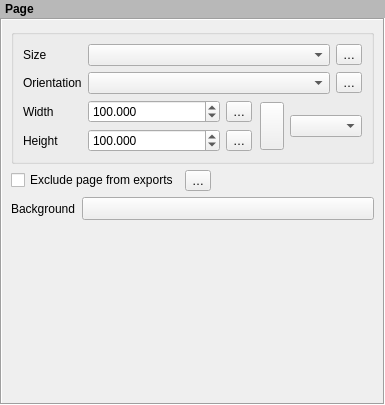
Before: the Qt Designer form src/ui/layout/qgslayoutpagepropertieswidget.ui in qgis/QGIS, drawn with Qt 5.
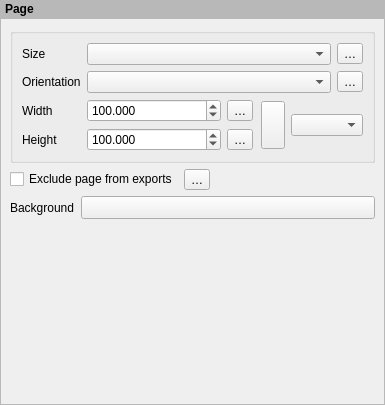
After: the same form once the commit is applied. Custom widgets are drawn as their Qt base class.

Commit message: Fix border for page properties widget

Diff of the .ui file:
```diff
--- a/src/ui/layout/qgslayoutpagepropertieswidget.ui
+++ b/src/ui/layout/qgslayoutpagepropertieswidget.ui
@@ -48,7 +48,7 @@
    <item>
     <widget class="QFrame" name="frame">
      <property name="frameShape">
-      <enum>QFrame::Box</enum>
+      <enum>QFrame::StyledPanel</enum>
      </property>
      <property name="frameShadow">
       <enum>QFrame::Sunken</enum>
```
